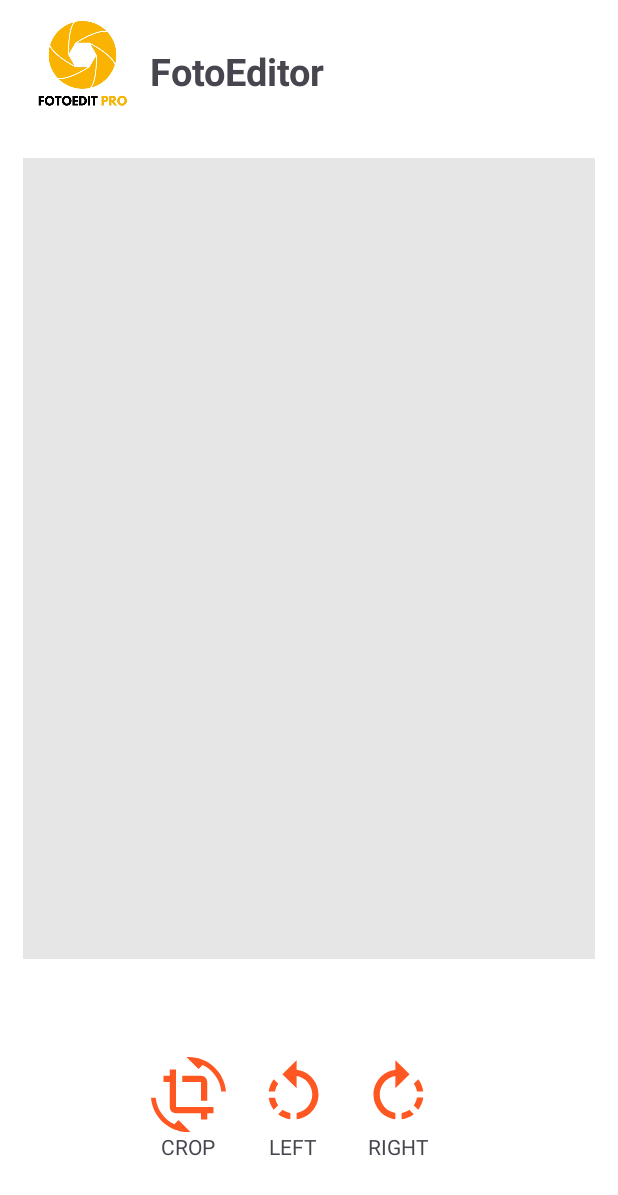
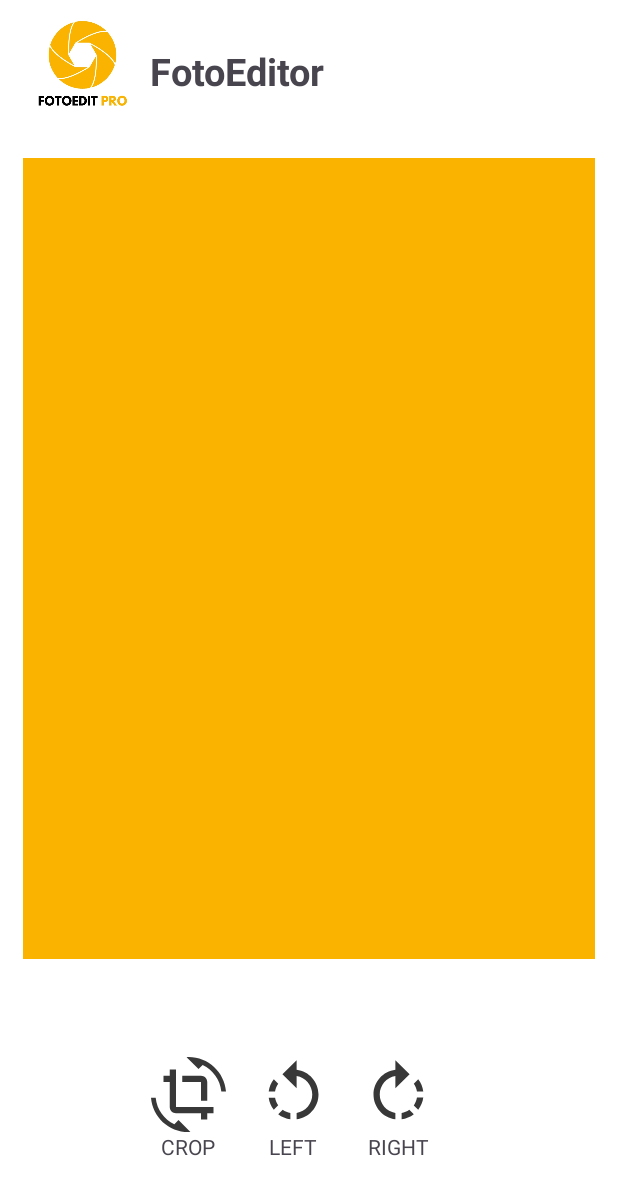
Before and after one commit to hmzza/FotoEditorSMDProj, an Android app: the Editor screen opened directly, with no data from a screen before it, on a phone screen of 412 x 824 dp. Shown: the top 1195 px of the screen. Run offline under Robolectric (Android 15) with nearby library versions, the phone set to English and light mode, and no system bars; libraries missing offline, so code that uses them is left out: com.yalantis.ucrop.

Commit message:
added base to the pic

```diff
--- a/app/src/main/res/drawable/cropicon.xml
+++ b/app/src/main/res/drawable/cropicon.xml
@@ -1,4 +1,4 @@
-<vector android:height="24dp" android:tint="#FF5722"
+<vector android:height="24dp" android:tint="#FF383838"
     android:viewportHeight="24" android:viewportWidth="24"
     android:width="24dp" xmlns:android="http://schemas.android.com/apk/res/android">
     <path android:fillColor="@android:color/white" android:pathData="M7.47,21.49C4.2,19.93 1.86,16.76 1.5,13L0,13c0.51,6.16 5.66,11 11.95,11 0.23,0 0.44,-0.02 0.66,-0.03L8.8,20.15l-1.33,1.34zM12.05,0c-0.23,0 -0.44,0.02 -0.66,0.04l3.81,3.81 1.33,-1.33C19.8,4.07 22.14,7.24 22.5,11L24,11c-0.51,-6.16 -5.66,-11 -11.95,-11zM16,14h2L18,8c0,-1.11 -0.9,-2 -2,-2h-6v2h6v6zM8,16L8,4L6,4v2L4,6v2h2v8c0,1.1 0.89,2 2,2h8v2h2v-2h2v-2L8,16z"/>
--- a/app/src/main/res/drawable/rotatelefticon.xml
+++ b/app/src/main/res/drawable/rotatelefticon.xml
@@ -1,5 +1,5 @@
 <vector android:autoMirrored="true" android:height="24dp"
-    android:tint="#FF5722" android:viewportHeight="24"
+    android:tint="#383838" android:viewportHeight="24"
     android:viewportWidth="24" android:width="24dp" xmlns:android="http://schemas.android.com/apk/res/android">
     <path android:fillColor="@android:color/white" android:pathData="M7.11,8.53L5.7,7.11C4.8,8.27 4.24,9.61 4.07,11h2.02c0.14,-0.87 0.49,-1.72 1.02,-2.47zM6.09,13L4.07,13c0.17,1.39 0.72,2.73 1.62,3.89l1.41,-1.42c-0.52,-0.75 -0.87,-1.59 -1.01,-2.47zM7.1,18.32c1.16,0.9 2.51,1.44 3.9,1.61L11,17.9c-0.87,-0.15 -1.71,-0.49 -2.46,-1.03L7.1,18.32zM13,4.07L13,1L8.45,5.55 13,10L13,6.09c2.84,0.48 5,2.94 5,5.91s-2.16,5.43 -5,5.91v2.02c3.95,-0.49 7,-3.85 7,-7.93s-3.05,-7.44 -7,-7.93z"/>
 </vector>
--- a/app/src/main/res/drawable/rotaterighticon.xml
+++ b/app/src/main/res/drawable/rotaterighticon.xml
@@ -1,5 +1,5 @@
 <vector android:autoMirrored="true" android:height="24dp"
-    android:tint="#FF5722" android:viewportHeight="24"
+    android:tint="#FF383838" android:viewportHeight="24"
     android:viewportWidth="24" android:width="24dp" xmlns:android="http://schemas.android.com/apk/res/android">
     <path android:fillColor="@android:color/white" android:pathData="M15.55,5.55L11,1v3.07C7.06,4.56 4,7.92 4,12s3.05,7.44 7,7.93v-2.02c-2.84,-0.48 -5,-2.94 -5,-5.91s2.16,-5.43 5,-5.91L11,10l4.55,-4.45zM19.93,11c-0.17,-1.39 -0.72,-2.73 -1.62,-3.89l-1.42,1.42c0.54,0.75 0.88,1.6 1.02,2.47h2.02zM13,17.9v2.02c1.39,-0.17 2.74,-0.71 3.9,-1.61l-1.44,-1.44c-0.75,0.54 -1.59,0.89 -2.46,1.03zM16.89,15.48l1.42,1.41c0.9,-1.16 1.45,-2.5 1.62,-3.89h-2.02c-0.14,0.87 -0.48,1.72 -1.02,2.48z"/>
 </vector>
--- a/app/src/main/res/layout/activity_editor.xml
+++ b/app/src/main/res/layout/activity_editor.xml
@@ -39,7 +39,7 @@
         android:layout_height="0dp"
         android:layout_margin="15dp"
         android:layout_weight="1"
-        android:background="#E6E6E6"
+        android:background="#FAB400"
         android:scaleType="fitCenter" />
 
     <!-- Action icons for edit options -->
```
